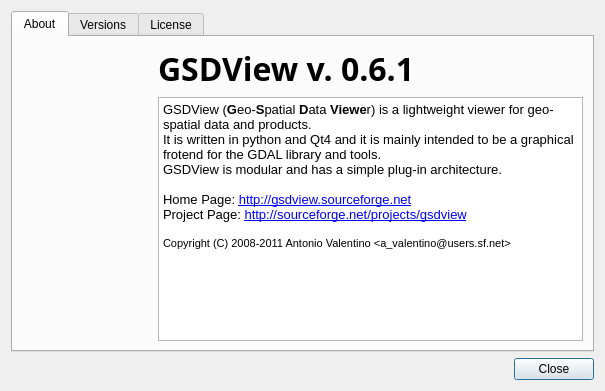
The window that gsdview/ui/aboutdialog.ui (avalentino/gsdview) describes before a commit, drawn with Qt 5.
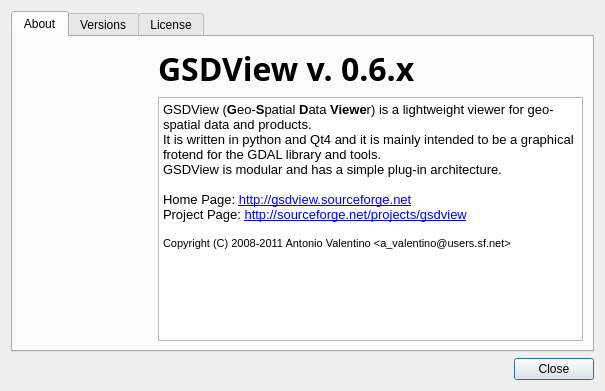
The same window after the commit. Icons and pictures are not drawn.

```diff
--- a/gsdview/ui/aboutdialog.ui
+++ b/gsdview/ui/aboutdialog.ui
@@ -115,7 +115,7 @@
             </font>
            </property>
            <property name="text">
-            <string>GSDView v. 0.6.1</string>
+            <string>GSDView v. 0.6.x</string>
            </property>
           </widget>
          </item>
```
